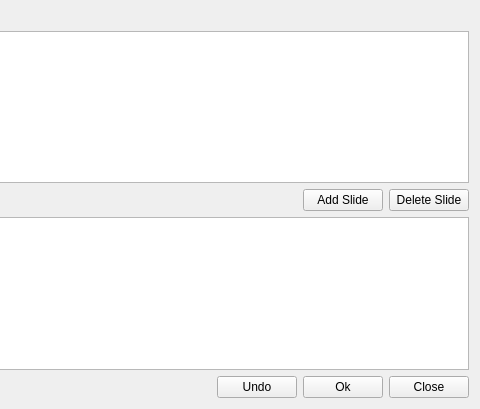
KDE/calligra, file kpresenter/part/ui/KPrCustomSlideShowsDialog.ui: the form before one commit; both pictures show x 291 to 771 and y 0 to 409 of the 771 by 409 pixel window.
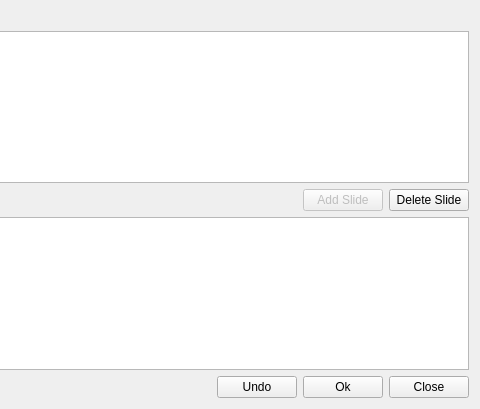
The form after the commit.

Patch:
```diff
--- a/kpresenter/part/ui/KPrCustomSlideShowsDialog.ui
+++ b/kpresenter/part/ui/KPrCustomSlideShowsDialog.ui
@@ -110,6 +110,9 @@
      </item>
      <item>
       <widget class="QPushButton" name="addSlideButton" >
+       <property name="enabled" >
+        <bool>false</bool>
+       </property>
        <property name="text" >
         <string>Add Slide</string>
        </property>
```
Left out of the diff: 14 changed lines with no effect on the pictures.
